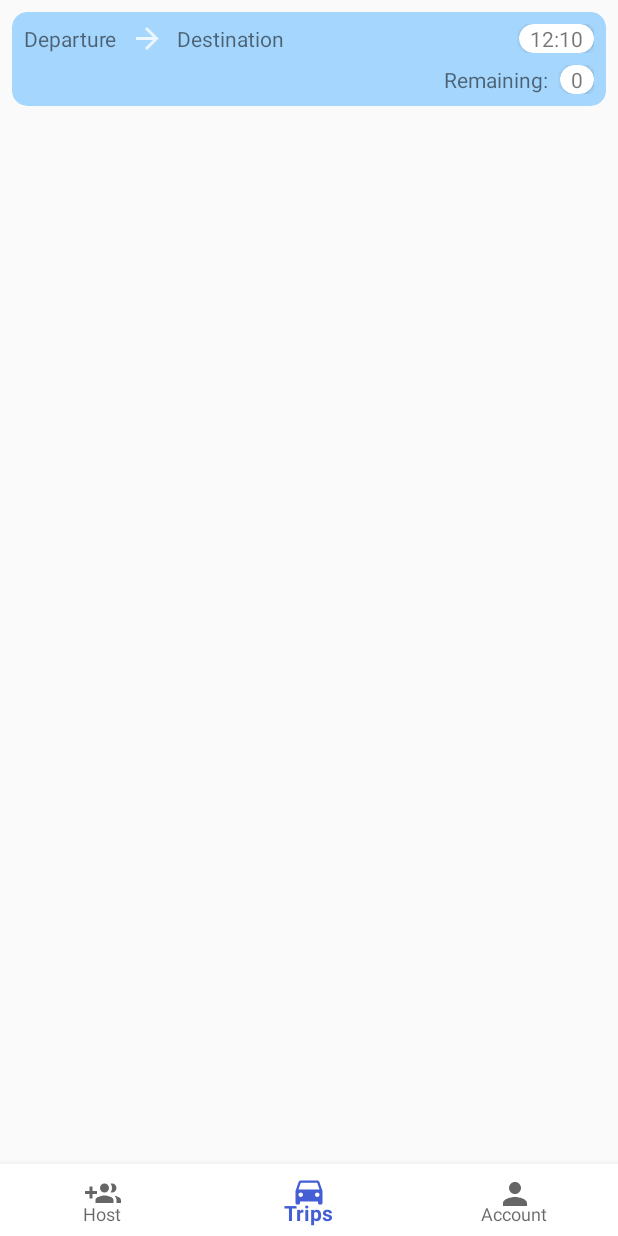
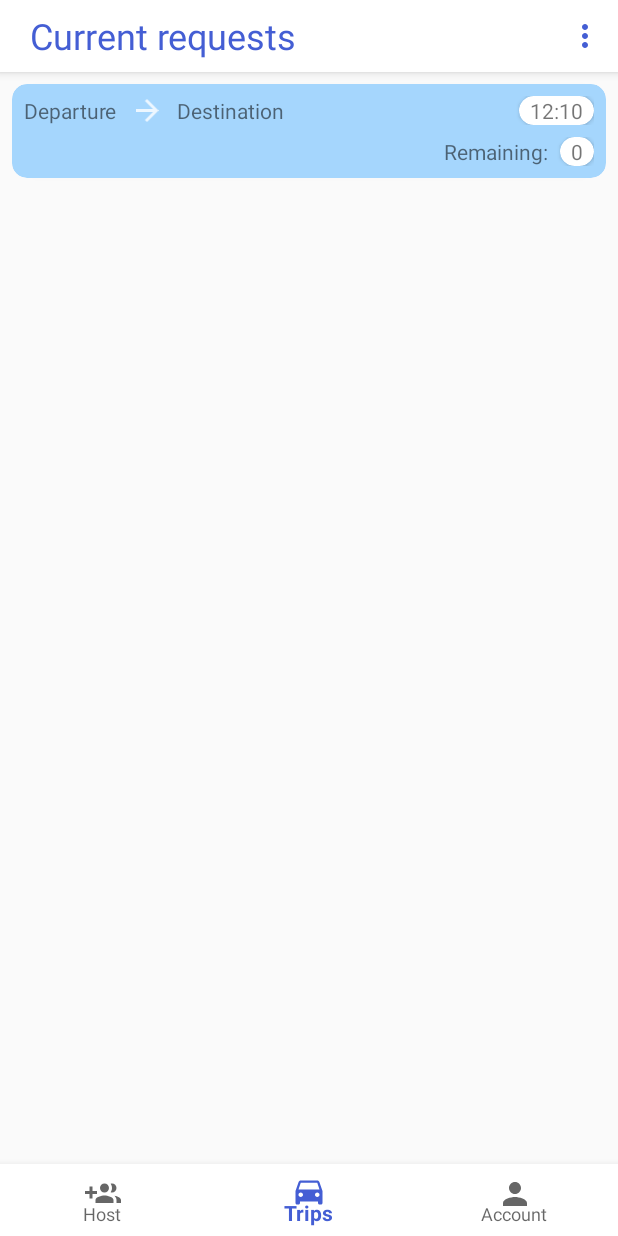
Before and after one commit to 303Enterprise/DUTaxi, an Android app: the screen it shows after launch (MainActivity), on a phone screen of 412 x 824 dp. Run offline under Robolectric (Android 15) with nearby library versions, the phone set to English and light mode, and no system bars.

Commit message:
Design changes

```diff
--- a/app/src/main/java/com/room303/dutaxi/ui/main/tripfragment/TripsFragment.java
+++ b/app/src/main/java/com/room303/dutaxi/ui/main/tripfragment/TripsFragment.java
@@ -27,7 +27,7 @@ public class TripsFragment extends Fragment {
                              Bundle savedInstanceState) {
         // TODO
         //  change R.layout.trip_item back to R.layout.fragment_trips
-        View rootView = inflater.inflate(R.layout.trip_item, container, false);
+        View rootView = inflater.inflate(R.layout.fragment_trips, container, false);
         return rootView;
     }
 
--- a/app/src/main/res/layout/fragment_create_trip.xml
+++ b/app/src/main/res/layout/fragment_create_trip.xml
@@ -21,19 +21,21 @@
 
             <androidx.constraintlayout.widget.ConstraintLayout
                     android:id="@+id/toolbar_create_trip_layout"
+                    android:theme="@style/ThemeOverlay.AppCompat.Light"
                     android:layout_width="match_parent"
                     android:layout_height="match_parent">
+
 
                 <ImageButton
                         android:id="@+id/toolbar_button_cancel"
                         android:layout_width="@dimen/app_bar_height"
                         android:layout_height="match_parent"
                         android:layout_weight="0"
-                        android:background="@drawable/ic_cross"
+                        android:background="?attr/selectableItemBackgroundBorderless"
                         android:scaleType="center"
-                        android:scaleX="0.6"
-                        android:scaleY="0.6"
-                        app:layout_constraintBottom_toBottomOf="parent"
+                        android:scaleX="1.2"
+                        android:scaleY="1.2"
+                        android:src="@drawable/ic_cross"
                         app:layout_constraintStart_toStartOf="parent"
                         app:layout_constraintTop_toTopOf="parent" />
 
@@ -42,10 +44,11 @@
                         android:layout_width="@dimen/app_bar_height"
                         android:layout_height="match_parent"
                         android:layout_weight="0"
-                        android:background="@drawable/ic_check"
+                        android:background="?attr/selectableItemBackgroundBorderless"
                         android:scaleType="center"
-                        android:scaleX="0.6"
-                        android:scaleY="0.6"
+                        android:scaleX="1.2"
+                        android:scaleY="1.2"
+                        android:src="@drawable/ic_check"
                         app:layout_constraintEnd_toEndOf="parent"
                         app:layout_constraintTop_toTopOf="parent" />
             </androidx.constraintlayout.widget.ConstraintLayout>
--- a/app/src/main/res/layout/fragment_trips.xml
+++ b/app/src/main/res/layout/fragment_trips.xml
@@ -1,29 +1,140 @@
 <?xml version="1.0" encoding="utf-8"?>
-<FrameLayout xmlns:android="http://schemas.android.com/apk/res/android"
+<LinearLayout xmlns:android="http://schemas.android.com/apk/res/android"
+        xmlns:app="http://schemas.android.com/apk/res-auto"
         xmlns:tools="http://schemas.android.com/tools"
         android:layout_width="match_parent"
         android:layout_height="match_parent"
-        xmlns:app="http://schemas.android.com/apk/res-auto"
+        android:orientation="vertical"
         tools:context=".ui.main.tripfragment.TripsFragment">
+
+    <com.google.android.material.appbar.AppBarLayout
+            android:layout_width="match_parent"
+            android:layout_height="wrap_content">
 
         <androidx.appcompat.widget.Toolbar
                 android:id="@+id/account_toolbar"
                 android:layout_width="match_parent"
-            android:layout_height="?actionBarSize"
-            android:background="?attr/colorPrimary"
+                android:layout_height="@dimen/app_bar_height"
+                android:background="@color/white"
                 android:theme="@style/ThemeOverlay.AppCompat.Dark.ActionBar"
+                app:contentInsetStart="20dp"
+                app:menu="@menu/menu_main"
                 app:popupTheme="@style/ThemeOverlay.AppCompat.Light">
-        <FrameLayout
+
+            <androidx.constraintlayout.widget.ConstraintLayout
                     android:layout_width="match_parent"
                     android:layout_height="match_parent">
+
                 <TextView
+                        android:id="@+id/textView"
                         android:layout_width="wrap_content"
                         android:layout_height="match_parent"
                         android:gravity="center_vertical"
-                    android:textColor="@color/white"
+                        android:text="Current requests"
+                        android:textColor="@color/colorPrimary"
                         android:textSize="24sp"
-                    android:text="@string/app_name">
-            </TextView>
-        </FrameLayout>
+                        app:layout_constraintStart_toStartOf="parent"
+                        app:layout_constraintTop_toTopOf="parent" />
+            </androidx.constraintlayout.widget.ConstraintLayout>
         </androidx.appcompat.widget.Toolbar>
-</FrameLayout>
+
+    </com.google.android.material.appbar.AppBarLayout>
+
+    <androidx.cardview.widget.CardView
+            android:layout_width="match_parent"
+            android:layout_height="wrap_content"
+            android:layout_marginStart="8dp"
+            android:layout_marginTop="8dp"
+            android:layout_marginEnd="8dp"
+            app:cardBackgroundColor="#a5d6fd"
+            app:cardCornerRadius="10dp"
+            tools:context="ui.main.tripfragment.TripsFragment">
+
+        <RelativeLayout
+                android:layout_width="match_parent"
+                android:layout_height="match_parent"
+                android:padding="8dp">
+
+            <LinearLayout
+                    android:id="@+id/direction_layout"
+                    android:layout_width="match_parent"
+                    android:layout_height="wrap_content"
+                    android:layout_marginBottom="8dp"
+                    android:orientation="horizontal">
+
+                <TextView
+                        android:id="@+id/trip_item_departure"
+                        android:layout_width="wrap_content"
+                        android:layout_height="wrap_content"
+                        android:text="Departure" />
+
+                <ImageView
+                        android:id="@+id/imageView"
+                        android:layout_width="wrap_content"
+                        android:layout_height="7pt"
+                        android:layout_gravity="center_vertical"
+                        android:layout_marginStart="8dp"
+                        android:layout_marginEnd="8dp"
+                        app:srcCompat="@drawable/ic_arrow" />
+
+                <TextView
+                        android:id="@+id/trip_item_destination"
+                        android:layout_width="wrap_content"
+                        android:layout_height="match_parent"
+                        android:layout_weight="1"
+                        android:text="Destination" />
+
+                <androidx.cardview.widget.CardView
+                        android:layout_width="wrap_content"
+                        android:layout_height="wrap_content"
+                        app:cardBackgroundColor="#fff"
+                        app:cardCornerRadius="10dp">
+
+                    <TextView
+                            android:id="@+id/trip_item_time"
+                            android:layout_width="wrap_content"
+                            android:layout_height="wrap_content"
+                            android:paddingStart="7dp"
+                            android:paddingEnd="7dp"
+                            android:text="12:10" />
+                </androidx.cardview.widget.CardView>
+            </LinearLayout>
+
+            <LinearLayout
+                    android:layout_width="match_parent"
+                    android:layout_height="wrap_content"
+                    android:layout_below="@+id/direction_layout">
+
+                <LinearLayout
+                        android:layout_width="wrap_content"
+                        android:layout_height="wrap_content" />
+
+
+                <TextView
+                        android:layout_width="wrap_content"
+                        android:layout_height="wrap_content"
+                        android:layout_weight="1"
+                        android:gravity="end"
+                        android:text="Remaining:" />
+
+                <androidx.cardview.widget.CardView
+                        android:layout_width="wrap_content"
+                        android:layout_height="wrap_content"
+                        android:layout_marginStart="8dp"
+                        app:cardBackgroundColor="#fff"
+                        app:cardCornerRadius="10dp">
+
+                    <TextView
+                            android:id="@+id/trip_item_seats_counter"
+                            android:layout_width="wrap_content"
+                            android:layout_height="wrap_content"
+                            android:paddingStart="7dp"
+                            android:paddingEnd="7dp"
+                            android:text="0" />
+
+                </androidx.cardview.widget.CardView>
+
+            </LinearLayout>
+        </RelativeLayout>
+    </androidx.cardview.widget.CardView>
+</LinearLayout>
--- a/app/src/main/res/values/styles.xml
+++ b/app/src/main/res/values/styles.xml
@@ -1,13 +1,4 @@
 <resources>
-
-    <!-- Base application theme. -->
-    <style name="AppTheme" parent="Theme.AppCompat.Light.DarkActionBar">
-        <!-- Customize your theme here. -->
-        <item name="colorPrimary">@color/colorPrimary</item>
-        <item name="colorPrimaryDark">@color/colorPrimaryDark</item>
-        <item name="colorAccent">@color/colorAccent</item>
-    </style>
-
     <style name="NoActionBar" parent="Theme.AppCompat.Light.NoActionBar">
         <item name="android:statusBarColor">@color/white</item>
         <item name="colorPrimary">@color/colorPrimary</item>
```
Also changed, not shown: app/src/main/java/com/room303/dutaxi/ui/main/MainActivity.java (+2 -9 lines). Lines whose indentation alone changed are shown as unchanged.
